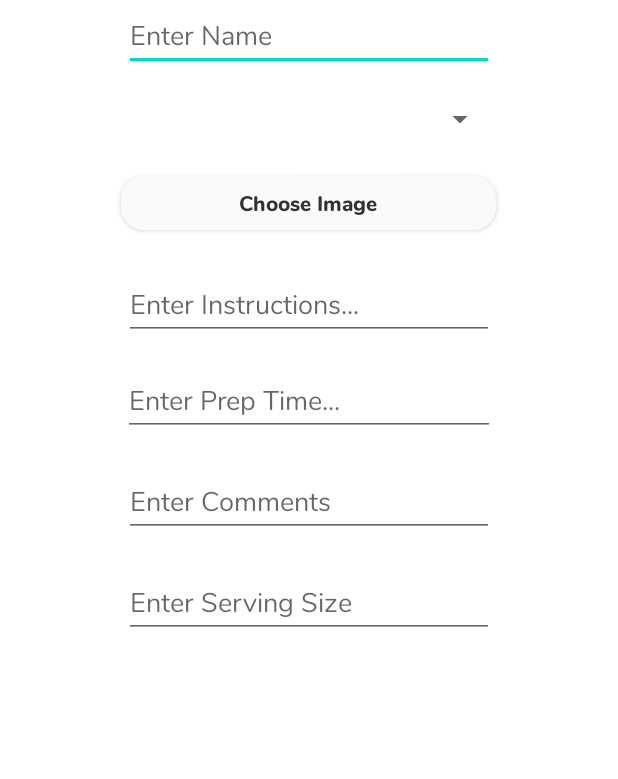
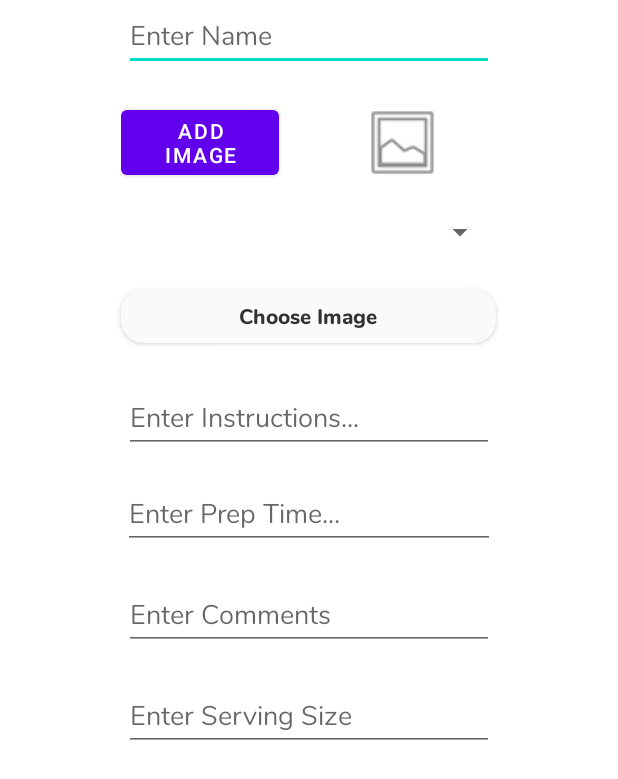
Before and after one commit to CMPUT301F22T23/LunchMunch, an Android app: the layout recipe_item_dialog.xml on its own in the app's theme, with its tools: preview values and no code run, on a phone screen of 412 x 824 dp. Shown: the top 779 px of the screen. Run offline under Robolectric (Android 15) with nearby library versions, the phone set to English and light mode, and no system bars.

Commit message:
Add image preview without connection to recipe

```diff
--- a/app/src/main/res/layout/recipe_item_dialog.xml
+++ b/app/src/main/res/layout/recipe_item_dialog.xml
@@ -30,6 +30,33 @@
                 android:hint="Enter Name"
                 android:inputType="textPersonName"
                 android:textAppearance="@style/TextAppearance.AppCompat.Medium" />
+
+            <LinearLayout
+                android:layout_width="250dp"
+                android:layout_height="wrap_content"
+                android:layout_gravity="center"
+                android:layout_marginTop="0dp"
+                android:layout_marginBottom="20dp"
+                android:orientation="horizontal">
+
+                <Button
+                    android:id="@+id/addImage"
+                    android:layout_width="match_parent"
+                    android:layout_height="wrap_content"
+                    android:layout_marginRight="20dp"
+                    android:layout_weight="1"
+                    android:text="Add Image" />
+
+                <ImageView
+                    android:id="@+id/previewImage"
+                    android:layout_width="match_parent"
+                    android:layout_height="match_parent"
+                    android:layout_weight="1"
+                    android:adjustViewBounds="true"
+                    android:layout_centerInParent="true"
+                    app:srcCompat="@android:drawable/ic_menu_gallery" />
+
+            </LinearLayout>
 
             <Spinner
                 android:id="@+id/mealType"
@@ -104,6 +131,7 @@
                 android:hint="Enter Serving Size"
                 android:inputType="number"
                 android:textAppearance="@style/TextAppearance.AppCompat.Medium" />
+
         </LinearLayout>
     </ScrollView>
 
```
Also changed, not shown: app/src/main/java/com/example/lunchmunch/Recipe.java (+17 -11 lines), app/src/main/java/com/example/lunchmunch/RecipeFragment.java (+56 -0 lines).
